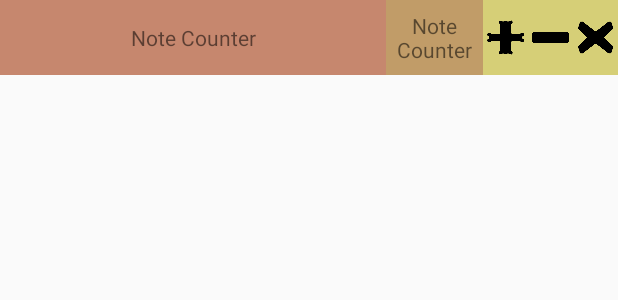
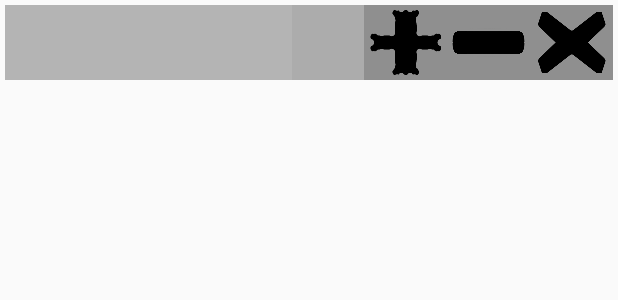
Before and after one commit to ATufekovic/NoteCounter, an Android app: the layout cell_name.xml on its own in the app's theme, with its tools: preview values and no code run, on a phone screen of 412 x 824 dp. Shown: the top 300 px of the screen. Run offline under Robolectric (Android 15) with nearby library versions, the phone set to English and light mode, and no system bars.

Commit message:
re-did colors

```diff
--- a/app/src/main/res/layout/activity_main.xml
+++ b/app/src/main/res/layout/activity_main.xml
@@ -9,13 +9,13 @@
     <RelativeLayout
         android:layout_width="match_parent"
         android:layout_height="0dp"
-        android:layout_weight="1">
+        android:layout_weight="1"
+        android:background="@color/recyclerView_color">
 
         <android.support.v7.widget.RecyclerView
             android:id="@+id/recyclerView"
             android:layout_width="match_parent"
-            android:layout_height="match_parent"
-            android:background="@color/recyclerView_color" />
+            android:layout_height="match_parent"/>
 
         <ImageView
             android:id="@+id/iv_create"
--- a/app/src/main/res/layout/cell_name.xml
+++ b/app/src/main/res/layout/cell_name.xml
@@ -1,9 +1,9 @@
 <?xml version="1.0" encoding="utf-8"?>
 <LinearLayout xmlns:android="http://schemas.android.com/apk/res/android"
-    xmlns:tools="http://schemas.android.com/tools"
     android:layout_width="match_parent"
     android:layout_height="50dp"
-    android:gravity="center_vertical">
+    android:gravity="center_vertical"
+    android:layout_margin="3dp">
 
     <TextView
         android:id="@+id/tv_cell_name"
@@ -13,8 +13,7 @@
         android:gravity="center"
         android:paddingStart="8dp"
         android:paddingEnd="8dp"
-        android:layout_weight="4"
-        tools:text="@string/app_name" />
+        android:layout_weight="4"/>
 
     <TextView
         android:id="@+id/tv_cell_count"
@@ -24,30 +23,29 @@
         android:gravity="center"
         android:paddingStart="4dp"
         android:paddingEnd="4dp"
-        android:layout_weight="1"
-        tools:text="@string/app_name" />
+        android:layout_weight="1"/>
 
     <ImageView
         android:id="@+id/iv_cell_increment"
-        android:background="@color/iv_cell_increment_color"
-        android:layout_width="30dp"
+        android:layout_width="55dp"
         android:layout_height="50dp"
+        android:background="@color/iv_cell_action_color"
         android:paddingStart="2dp"
         android:paddingEnd="2dp"
         android:src="@drawable/plus" />
 
     <ImageView
         android:id="@+id/iv_cell_decrement"
-        android:background="@color/iv_cell_increment_color"
-        android:layout_width="30dp"
+        android:background="@color/iv_cell_action_color"
+        android:layout_width="55dp"
         android:layout_height="50dp"
         android:paddingStart="2dp"
         android:paddingEnd="2dp"
         android:src="@drawable/minus" />
     <ImageView
         android:id="@+id/iv_cell_delete"
-        android:background="@color/iv_cell_increment_color"
-        android:layout_width="30dp"
+        android:background="@color/iv_cell_action_color"
+        android:layout_width="55dp"
         android:layout_height="50dp"
         android:paddingStart="2dp"
         android:paddingEnd="2dp"
--- a/app/src/main/res/layout/text_entry.xml
+++ b/app/src/main/res/layout/text_entry.xml
@@ -8,7 +8,8 @@
         android:layout_height="wrap_content"
         android:text="@string/tv_text_entry"
         android:textAlignment="center"
-        android:textSize="20sp"/>
+        android:textSize="20sp"
+        android:layout_margin="5dp"/>
     <EditText
         android:id="@+id/et_text_entry_name"
         android:layout_width="match_parent"
--- a/app/src/main/res/values/colors.xml
+++ b/app/src/main/res/values/colors.xml
@@ -1,13 +1,13 @@
 <?xml version="1.0" encoding="utf-8"?>
 <resources>
-    <color name="colorPrimary">#008577</color>
-    <color name="colorPrimaryDark">#00574B</color>
+    <color name="colorPrimary">#A8864E</color>
+    <color name="colorPrimaryDark">#705934</color>
     <color name="colorAccent">#D81B60</color>
 
-    <color name="tv_cell_name_color">#c6876e</color>
-    <color name="tv_cell_count_color">#c19c68</color>
-    <color name="iv_cell_increment_color">#d6cf77</color>
-    <color name="recyclerView_color">#7da2c4</color>
+    <color name="tv_cell_name_color">#B4B4B4</color>
+    <color name="tv_cell_count_color">#ACACAC</color>
+    <color name="iv_cell_action_color">#8F8F8F</color>
+    <color name="recyclerView_color">#C5C5C5</color>
     <color name="ll_actions_color">#7eb398</color>
     <color name="ll_input_color">#57a368</color>
 </resources>
```
